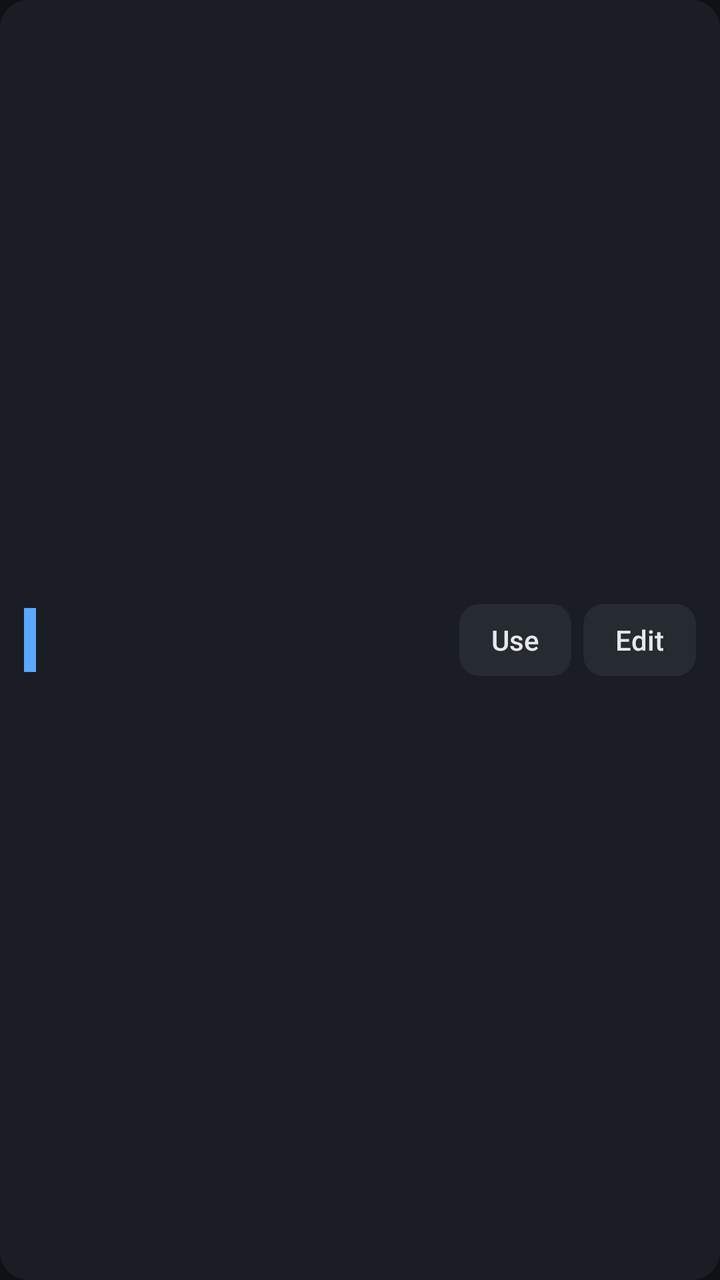
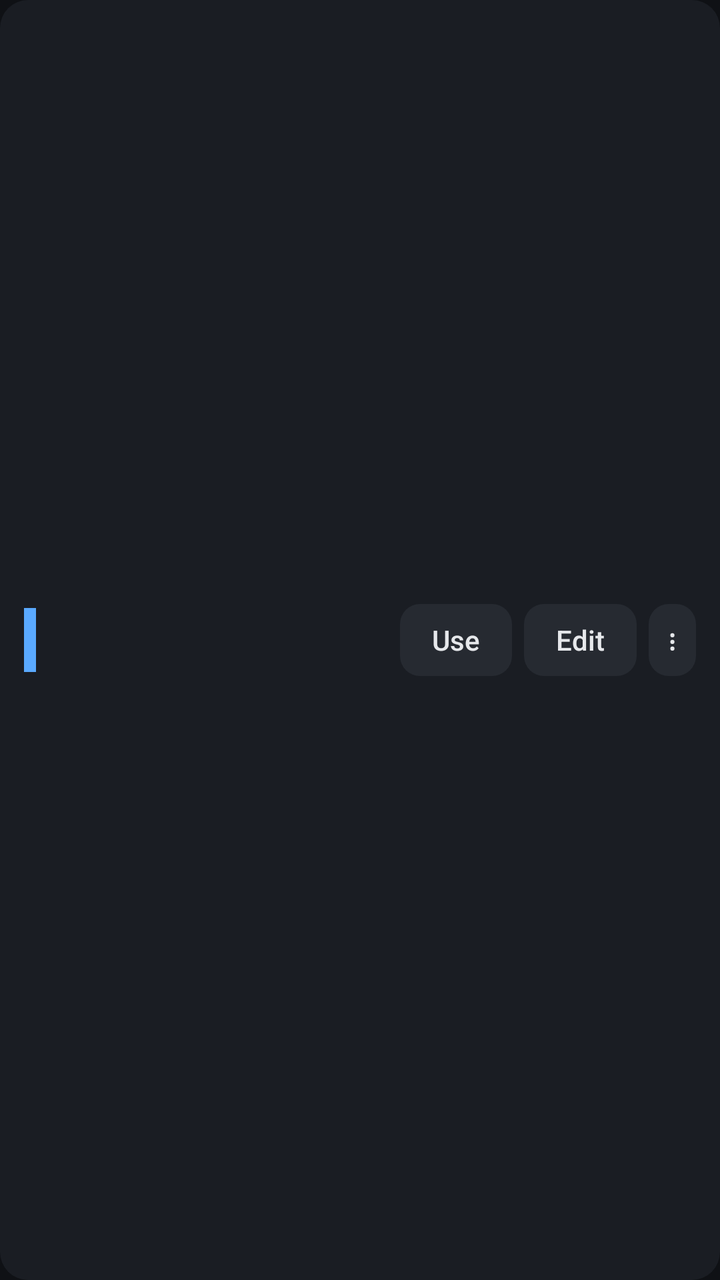

Before-and-after screenshots of an Android layout around one commit, followed by the original layout XML and the change that was made.
<!-- AndroidManifest.xml: application theme AppTheme -->
<!-- res/layout/item_macro.xml -->
<?xml version="1.0" encoding="utf-8"?>
<LinearLayout xmlns:android="http://schemas.android.com/apk/res/android"
    android:layout_width="match_parent"
    android:layout_height="wrap_content"
    android:background="@drawable/card"
    android:gravity="center_vertical"
    android:padding="12dp">

    <View
        android:id="@+id/dot"
        android:layout_width="6dp"
        android:layout_height="32dp"
        android:layout_marginEnd="10dp"
        android:background="@color/accent" />

    <LinearLayout
        android:layout_width="0dp"
        android:layout_height="wrap_content"
        android:layout_weight="1"
        android:orientation="vertical">

        <TextView
            android:id="@+id/name"
            android:layout_width="wrap_content"
            android:layout_height="wrap_content"
            android:ellipsize="end"
            android:maxLines="1"
            android:textColor="@color/text"
            android:textSize="15sp" />

        <TextView
            android:id="@+id/info"
            android:layout_width="wrap_content"
            android:layout_height="wrap_content"
            android:textColor="@color/muted"
            android:textSize="12sp" />
    </LinearLayout>

    <Button
        android:id="@+id/use"
        style="@style/Btn"
        android:layout_height="36dp"
        android:layout_marginEnd="6dp"
        android:text="Use" />

    <Button
        android:id="@+id/edit"
        style="@style/Btn"
        android:layout_height="36dp"
        android:text="Edit" />
</LinearLayout>
<!-- resources referenced by this layout -->
<resources>
  <color name="accent">#5AA9FF</color>
  <color name="muted">#8B919C</color>
  <color name="text">#E6E8EB</color>
  <!-- drawable card (drawable) -->
  <?xml version="1.0" encoding="utf-8"?>
  <shape xmlns:android="http://schemas.android.com/apk/res/android" android:shape="rectangle">
      <solid android:color="@color/card" />
      <corners android:radius="14dp" />
  </shape>
  <style name="Btn">
          <item name="android:layout_width">wrap_content</item>
          <item name="android:layout_height">40dp</item>
          <item name="android:background">@drawable/btn</item>
          <item name="android:textColor">@color/text</item>
          <item name="android:textAllCaps">false</item>
          <item name="android:textSize">14sp</item>
          <item name="android:paddingStart">16dp</item>
          <item name="android:paddingEnd">16dp</item>
          <item name="android:minWidth">0dp</item>
          <item name="android:stateListAnimator">@null</item>
      </style>
  <style name="AppTheme" parent="@android:style/Theme.Material.NoActionBar">
          <item name="android:colorPrimary">@color/bg</item>
          <item name="android:colorPrimaryDark">@color/bg</item>
          <item name="android:colorAccent">@color/accent</item>
          <item name="android:windowBackground">@color/bg</item>
          <item name="android:statusBarColor">@color/bg</item>
          <item name="android:navigationBarColor">@color/bg</item>
          <item name="android:textColorPrimary">@color/text</item>
          <item name="android:textColorSecondary">@color/muted</item>
          <item name="android:alertDialogTheme">@style/DialogTheme</item>
      </style>
  <color name="card">#1A1D23</color>
  <!-- drawable btn (drawable) -->
  <?xml version="1.0" encoding="utf-8"?>
  <ripple xmlns:android="http://schemas.android.com/apk/res/android" android:color="#33FFFFFF">
      <item>
          <shape android:shape="rectangle">
              <solid android:color="#262A31" />
              <corners android:radius="10dp" />
          </shape>
      </item>
  </ripple>
  <color name="bg">#0F1115</color>
  <style name="DialogTheme" parent="@android:style/Theme.Material.Dialog.Alert">
          <item name="android:colorAccent">@color/accent</item>
          <item name="android:background">@color/card</item>
      </style>
</resources>

<!-- the commit's change to res/layout/item_macro.xml (unified diff, before → after) -->
@@ -11,7 +11,7 @@
         android:layout_width="6dp"
         android:layout_height="32dp"
         android:layout_marginEnd="10dp"
-        android:background="@color/accent" />
+        android:background="?android:attr/colorAccent" />
 
     <LinearLayout
         android:layout_width="0dp"
@@ -48,4 +48,14 @@
         style="@style/Btn"
         android:layout_height="36dp"
         android:text="Edit" />
+
+    <Button
+        android:id="@+id/more"
+        style="@style/Btn"
+        android:layout_height="36dp"
+        android:layout_marginStart="6dp"
+        android:contentDescription="More"
+        android:paddingStart="10dp"
+        android:paddingEnd="10dp"
+        android:text="⋮" />
 </LinearLayout>
